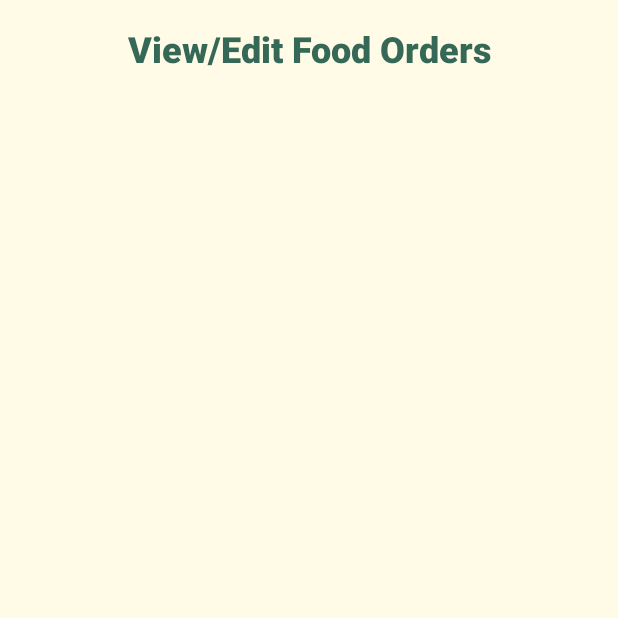
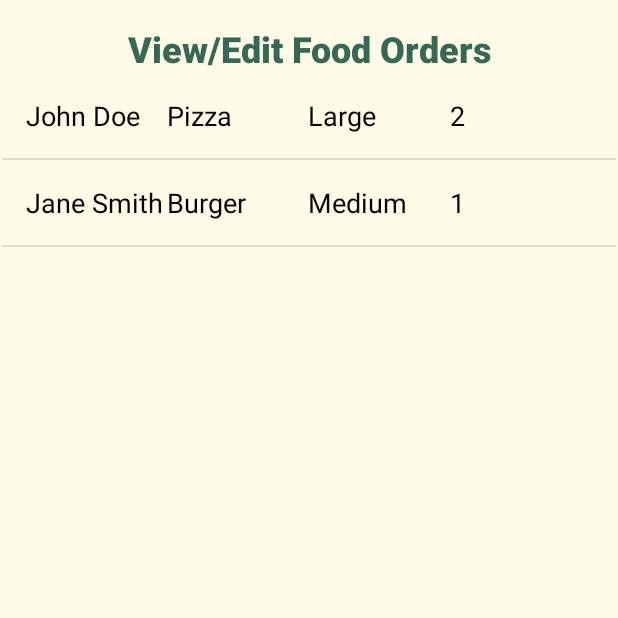
Before and after one commit to mderoca/CSIS3175_TrimTaste, an Android app: the Admin_ViewEditFoodOrders screen opened directly, with no data from a screen before it, on a phone screen of 412 x 824 dp, the top half of it. Run offline under Robolectric (Android 15) with nearby library versions, the light colour scheme and no system bars.

Commit message:
Almost commit

```diff
--- a/app/src/main/AndroidManifest.xml
+++ b/app/src/main/AndroidManifest.xml
@@ -27,7 +27,7 @@
             android:name=".Admin_MainActivity"
             android:exported="false" />
         <activity
-            android:name=".Admin_AddRemobeItems"
+            android:name=".Admin_AddRemoveItems"
             android:exported="false" />
         <activity
             android:name=".Login"
--- a/app/src/main/java/com/example/trimtaste/Admin_MainActivity.java
+++ b/app/src/main/java/com/example/trimtaste/Admin_MainActivity.java
@@ -24,7 +24,7 @@ public class Admin_MainActivity extends AppCompatActivity {
         imgBtnAddItems.setOnClickListener(new View.OnClickListener() {
             @Override
             public void onClick(View v) {
-                startActivity(new Intent(Admin_MainActivity.this, Admin_AddRemobeItems.class));
+                startActivity(new Intent(Admin_MainActivity.this, Admin_AddRemoveItems.class));
             }
         });
 
--- a/app/src/main/java/com/example/trimtaste/Admin_ViewEditFoodOrders.java
+++ b/app/src/main/java/com/example/trimtaste/Admin_ViewEditFoodOrders.java
@@ -2,13 +2,54 @@ package com.example.trimtaste;
 
 import androidx.appcompat.app.AppCompatActivity;
 
+import android.content.Intent;
 import android.os.Bundle;
+import android.view.View;
+import android.widget.AdapterView;
+import android.widget.ListView;
+
+import java.util.ArrayList;
+import java.util.List;
 
 public class Admin_ViewEditFoodOrders extends AppCompatActivity {
+
+    private ListView listView;
+    private OrderAdapter adapter;
+    private List<Order> orderList;
 
     @Override
     protected void onCreate(Bundle savedInstanceState) {
         super.onCreate(savedInstanceState);
         setContentView(R.layout.activity_admin_view_edit_food_orders);
+
+        // Initialize the list view
+        listView = findViewById(R.id.listView);
+
+        // Initialize the order list
+        orderList = new ArrayList<>();
+
+        // Create some sample orders (replace this with your actual order retrieval code)
+        Order order1 = new Order(1, "John Doe", "Pizza", "Large", 2);
+        Order order2 = new Order(2, "Jane Smith", "Burger", "Medium", 1);
+        orderList.add(order1);
+        orderList.add(order2);
+
+        // Create the adapter and set it to the list view
+        adapter = new OrderAdapter(this, orderList);
+        listView.setAdapter(adapter);
+
+        // Set the click listener for the list items
+        listView.setOnItemClickListener(new AdapterView.OnItemClickListener() {
+            @Override
+            public void onItemClick(AdapterView<?> parent, View view, int position, long id) {
+                // Get the selected order
+                Order selectedOrder = orderList.get(position);
+
+                // Start the edit order activity and pass the selected order as an extra
+                Intent intent = new Intent(Admin_ViewEditFoodOrders.this, EditOrderActivity.class);
+                intent.putExtra("order", selectedOrder);
+                startActivity(intent);
+            }
+        });
     }
 }
--- /dev/null
+++ b/app/src/main/java/com/example/trimtaste/Order.java
@@ -0,0 +1,55 @@
+package com.example.trimtaste;
+
+import java.io.Serializable;
+
+public class Order implements Serializable {
+    private int id;
+    private String customerName;
+    private String foodItem;
+    private String size;
+    private int quantity;
+
+    public Order(int id, String customerName, String foodItem, String size, int quantity) {
+        this.id = id;
+        this.customerName = customerName;
+        this.foodItem = foodItem;
+        this.size = size;
+        this.quantity = quantity;
+    }
+
+    public int getId() {
+        return id;
+    }
+
+    public String getCustomerName() {
+        return customerName;
+    }
+
+    public String getFoodItem() {
+        return foodItem;
+    }
+
+    public String getSize() {
+        return size;
+    }
+
+    public int getQuantity() {
+        return quantity;
+    }
+
+    public void setCustomerName(String customerName) {
+        this.customerName = customerName;
+    }
+
+    public void setFoodItem(String foodItem) {
+        this.foodItem = foodItem;
+    }
+
+    public void setSize(String size) {
+        this.size = size;
+    }
+
+    public void setQuantity(int quantity) {
+        this.quantity = quantity;
+    }
+}
--- /dev/null
+++ b/app/src/main/java/com/example/trimtaste/OrderAdapter.java
@@ -0,0 +1,51 @@
+package com.example.trimtaste;
+
+import android.content.Context;
+import android.view.LayoutInflater;
+import android.view.View;
+import android.view.ViewGroup;
+import android.widget.ArrayAdapter;
+import android.widget.TextView;
+
+import androidx.annotation.NonNull;
+import androidx.annotation.Nullable;
+
+import com.example.trimtaste.Order;
+
+import java.util.List;
+
+public class OrderAdapter extends ArrayAdapter<Order> {
+    private Context context;
+    private List<Order> orders;
+
+    public OrderAdapter(Context context, List<Order> orders) {
+        super(context, 0, orders);
+        this.context = context;
+        this.orders = orders;
+    }
+
+    @NonNull
+    @Override
+    public View getView(int position, @Nullable View convertView, @NonNull ViewGroup parent) {
+        View view = convertView;
+        if (view == null) {
+            view = LayoutInflater.from(context).inflate(R.layout.order_list_item, parent, false);
+        }
+
+        Order order = orders.get(position);
+
+        TextView customerNameTextView = view.findViewById(R.id.customerNameTextView);
+        customerNameTextView.setText(order.getCustomerName());
+
+        TextView foodItemTextView = view.findViewById(R.id.foodItemTextView);
+        foodItemTextView.setText(order.getFoodItem());
+
+        TextView sizeTextView = view.findViewById(R.id.sizeTextView);
+        sizeTextView.setText(order.getSize());
+
+        TextView quantityTextView = view.findViewById(R.id.quantityTextView);
+        quantityTextView.setText(String.valueOf(order.getQuantity()));
+
+        return view;
+    }
+}
--- a/app/src/main/res/layout/activity_admin_reminder.xml
+++ b/app/src/main/res/layout/activity_admin_reminder.xml
@@ -5,7 +5,7 @@
     android:layout_width="match_parent"
     android:layout_height="match_parent"
     android:background="@color/background"
-    tools:context=".reminder">
+    tools:context=".Admin_reminder">
 
     <TextView
         android:id="@+id/textView2"
--- a/app/src/main/res/layout/activity_admin_report.xml
+++ b/app/src/main/res/layout/activity_admin_report.xml
@@ -25,7 +25,7 @@
         android:layout_width="wrap_content"
         android:layout_height="wrap_content"
         android:layout_marginStart="100dp"
-        android:layout_marginTop="50dp"
+        android:layout_marginTop="44dp"
         android:text="@string/reportONum"
         android:textSize="20sp"
         android:textStyle="bold"
--- a/app/src/main/res/layout/activity_admin_view_edit_food_orders.xml
+++ b/app/src/main/res/layout/activity_admin_view_edit_food_orders.xml
@@ -16,15 +16,22 @@
         android:text="@string/txtViewEditFoodOrders"
         android:textColor="@color/BasilGreen_800"
         android:textSize="24sp"
+        app:layout_constraintBottom_toTopOf="@+id/listView"
         app:layout_constraintEnd_toEndOf="parent"
         app:layout_constraintStart_toStartOf="parent"
-        app:layout_constraintTop_toTopOf="parent" />
+        app:layout_constraintTop_toTopOf="parent"
+        tools:layout_constraintBottom_toTopOf="@id/listView" />
 
-    <androidx.recyclerview.widget.RecyclerView
-        android:layout_width="match_parent"
-        android:layout_height="590dp"
-        android:layout_marginTop="16dp"
-        app:layout_constraintTop_toBottomOf="@+id/txtViewEditFoodOrders"
-        tools:layout_editor_absoluteX="1dp" />
+    <ListView
+        android:id="@+id/listView"
+        android:layout_width="0dp"
+        android:layout_height="0dp"
+        android:layout_marginStart="1dp"
+        android:layout_marginEnd="1dp"
+        android:layout_marginBottom="1dp"
+        app:layout_constraintBottom_toBottomOf="parent"
+        app:layout_constraintEnd_toEndOf="parent"
+        app:layout_constraintStart_toStartOf="parent"
+        app:layout_constraintTop_toBottomOf="@+id/txtViewEditFoodOrders" />
 
 </androidx.constraintlayout.widget.ConstraintLayout>
--- /dev/null
+++ b/app/src/main/res/layout/order_list_item.xml
@@ -0,0 +1,39 @@
+<?xml version="1.0" encoding="utf-8"?>
+<LinearLayout xmlns:android="http://schemas.android.com/apk/res/android"
+    android:layout_width="match_parent"
+    android:layout_height="match_parent"
+    android:padding="16dp">
+
+    <TextView
+        android:id="@+id/customerNameTextView"
+        android:layout_width="0dp"
+        android:layout_weight="1"
+        android:layout_height="wrap_content"
+        android:textColor="@android:color/black"
+        android:textSize="18sp" />
+
+    <TextView
+        android:id="@+id/foodItemTextView"
+        android:layout_width="0dp"
+        android:layout_weight="1"
+        android:layout_height="wrap_content"
+        android:textColor="@android:color/black"
+        android:textSize="18sp" />
+
+    <TextView
+        android:id="@+id/sizeTextView"
+        android:layout_width="0dp"
+        android:layout_weight="1"
+        android:layout_height="wrap_content"
+        android:textColor="@android:color/black"
+        android:textSize="18sp" />
+
+    <TextView
+        android:id="@+id/quantityTextView"
+        android:layout_width="0dp"
+        android:layout_weight="1"
+        android:layout_height="wrap_content"
+        android:textColor="@android:color/black"
+        android:textSize="18sp" />
+
+</LinearLayout>
```
Also changed, not shown: app/src/main/java/com/example/trimtaste/Admin_AddRemobeItems.java (deleted, +0 -14 lines), app/src/main/java/com/example/trimtaste/Admin_AddRemoveItems.java (added, +62 -0 lines), app/src/main/java/com/example/trimtaste/Admin_reminder.java (+59 -2 lines), app/src/main/java/com/example/trimtaste/EditOrderActivity.java (added, +63 -0 lines), app/src/main/java/com/example/trimtaste/MainActivity.java (+22 -5 lines), app/src/main/res/layout/activity_admin_add_remove_food_items.xml (+16 -10 lines), app/src/main/res/layout/activity_edit_order.xml (added, +80 -0 lines), app/src/main/res/values/strings.xml (+11 -1 lines).
